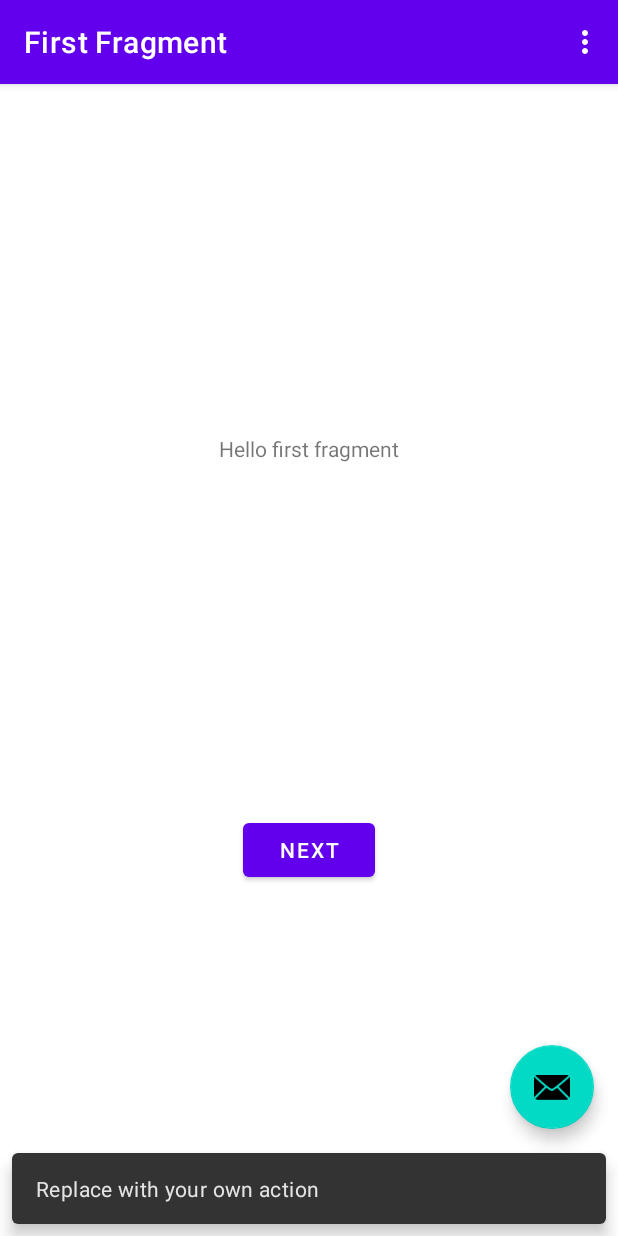
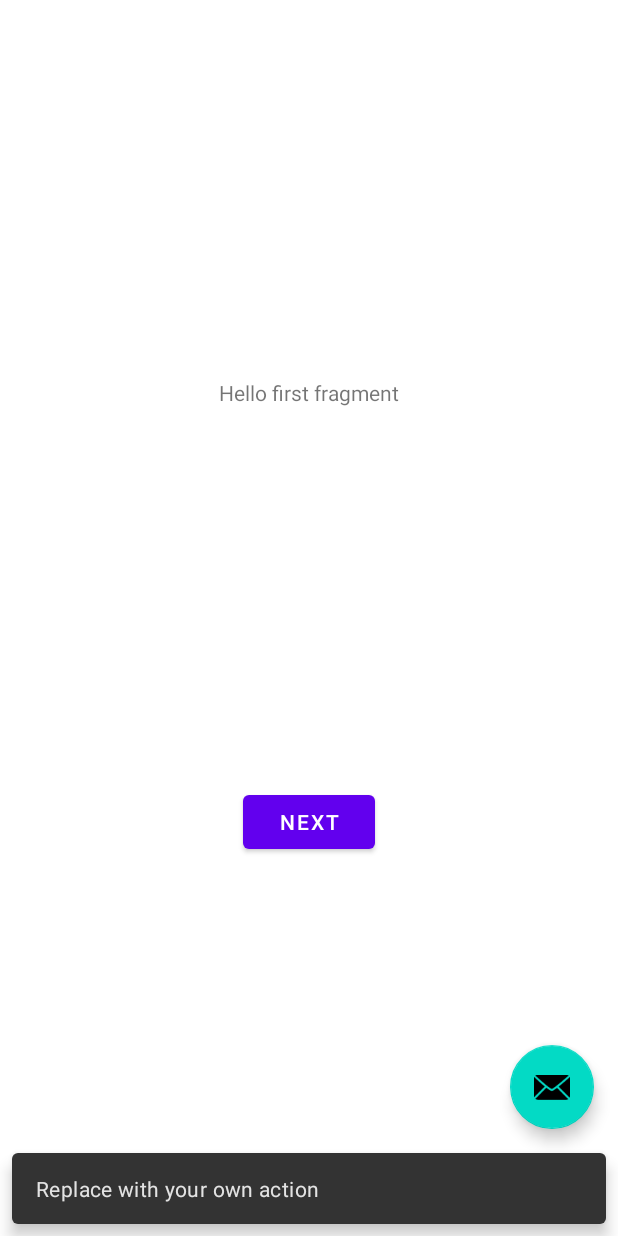
Before and after one commit to Zyro9922/MyPortfolio, an Android app: the screen it shows after launch (MainActivity), after a tap on an icon or button, on a phone screen of 412 x 824 dp. Run offline under Robolectric (Android 15) with nearby library versions, the phone set to English and light mode, and no system bars; our stand-ins replace navigation-ui.

Commit message:
Removed pre-code

```diff
--- a/app/src/main/java/com/oblique/myapplication/FirstFragment.java
+++ b/app/src/main/java/com/oblique/myapplication/FirstFragment.java
@@ -16,7 +16,7 @@ private FragmentFirstBinding binding;
 
     @Override
     public View onCreateView(
-            LayoutInflater inflater, ViewGroup container,
+            @NonNull LayoutInflater inflater, ViewGroup container,
             Bundle savedInstanceState
     ) {
 
--- a/app/src/main/java/com/oblique/myapplication/MainActivity.java
+++ b/app/src/main/java/com/oblique/myapplication/MainActivity.java
@@ -10,61 +10,24 @@ import androidx.navigation.ui.AppBarConfiguration;
 import androidx.navigation.ui.NavigationUI;
 import com.oblique.myapplication.databinding.ActivityMainBinding;
 
-import android.view.Menu;
-import android.view.MenuItem;
-
 public class MainActivity extends AppCompatActivity {
-
-    private AppBarConfiguration appBarConfiguration;
-private ActivityMainBinding binding;
 
     @Override
     protected void onCreate(Bundle savedInstanceState) {
         super.onCreate(savedInstanceState);
 
-     binding = ActivityMainBinding.inflate(getLayoutInflater());
-     setContentView(binding.getRoot());
+        ActivityMainBinding binding = ActivityMainBinding.inflate(getLayoutInflater());
+        setContentView(binding.getRoot());
 
-        setSupportActionBar(binding.toolbar);
+        binding.fab.setOnClickListener(view -> Snackbar.make(view, "Replace with your own action", Snackbar.LENGTH_LONG)
+                .setAction("Action", null).show());
 
-        NavController navController = Navigation.findNavController(this, R.id.nav_host_fragment_content_main);
-        appBarConfiguration = new AppBarConfiguration.Builder(navController.getGraph()).build();
-        NavigationUI.setupActionBarWithNavController(this, navController, appBarConfiguration);
-
-        binding.fab.setOnClickListener(new View.OnClickListener() {
-            @Override
-            public void onClick(View view) {
-                Snackbar.make(view, "Replace with your own action", Snackbar.LENGTH_LONG)
-                        .setAction("Action", null).show();
-            }
-        });
-    }
-@Override
-    public boolean onCreateOptionsMenu(Menu menu) {
-        // Inflate the menu; this adds items to the action bar if it is present.
-        getMenuInflater().inflate(R.menu.menu_main, menu);
-        return true;
+        hideActionBar();
     }
 
-    @Override
-    public boolean onOptionsItemSelected(MenuItem item) {
-        // Handle action bar item clicks here. The action bar will
-        // automatically handle clicks on the Home/Up button, so long
-        // as you specify a parent activity in AndroidManifest.xml.
-        int id = item.getItemId();
-
-        //noinspection SimplifiableIfStatement
-        if (id == R.id.action_settings) {
-            return true;
+    private void hideActionBar(){
+        if (getSupportActionBar() != null) {
+            getSupportActionBar().hide();
         }
-
-        return super.onOptionsItemSelected(item);
-    }
-
-    @Override
-    public boolean onSupportNavigateUp() {
-        NavController navController = Navigation.findNavController(this, R.id.nav_host_fragment_content_main);
-        return NavigationUI.navigateUp(navController, appBarConfiguration)
-                || super.onSupportNavigateUp();
     }
 }
--- a/app/src/main/res/layout/activity_main.xml
+++ b/app/src/main/res/layout/activity_main.xml
@@ -6,20 +6,6 @@
     android:layout_width="match_parent"
     android:layout_height="match_parent"
     tools:context=".MainActivity">
-
-    <com.google.android.material.appbar.AppBarLayout
-        android:layout_height="wrap_content"
-        android:layout_width="match_parent"
-        android:theme="@style/Theme.MyApplication.AppBarOverlay">
-
-        <androidx.appcompat.widget.Toolbar
-            android:id="@+id/toolbar"
-            android:layout_width = "match_parent"
-            android:background="?attr/colorPrimary"
-              app:popupTheme="@style/Theme.MyApplication.PopupOverlay"
-            android:layout_height = "?attr/actionBarSize" />
-
-  </com.google.android.material.appbar.AppBarLayout>
 
   <include layout="@layout/content_main"/>
 
--- a/app/src/main/res/values/themes.xml
+++ b/app/src/main/res/values/themes.xml
@@ -16,6 +16,10 @@
     <style name="Theme.MyApplication.NoActionBar">
         <item name="windowActionBar">false</item>
         <item name="windowNoTitle">true</item>
+        <item name="android:windowFullscreen">true</item>
+        <item name="android:windowLayoutInDisplayCutoutMode">shortEdges</item>
+        <item name="android:windowTranslucentStatus">true</item>
+
     </style>
     <style name="Theme.MyApplication.AppBarOverlay"
         parent="ThemeOverlay.AppCompat.Dark.ActionBar" />
```
